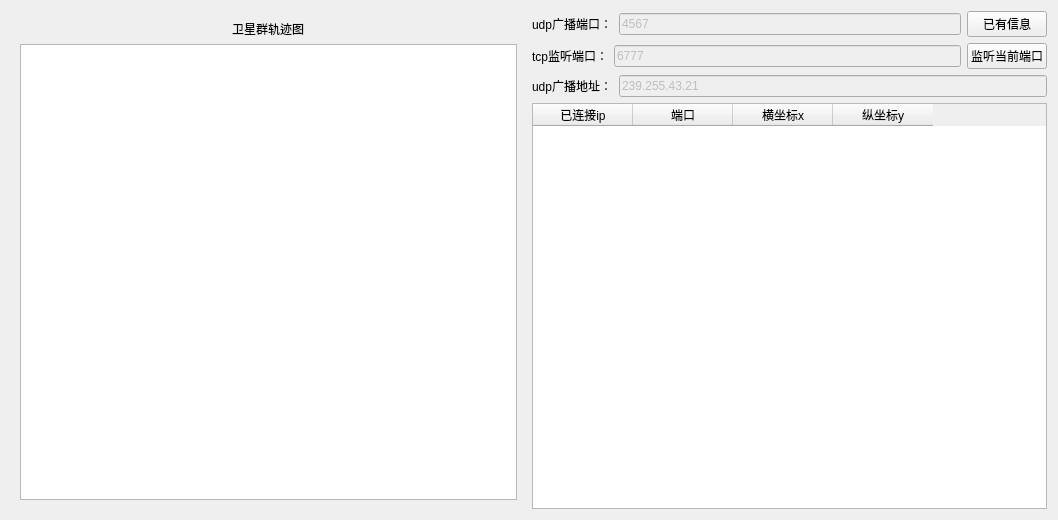
First picture: the form in server.ui, repository VictorySong/ls, before the edit.
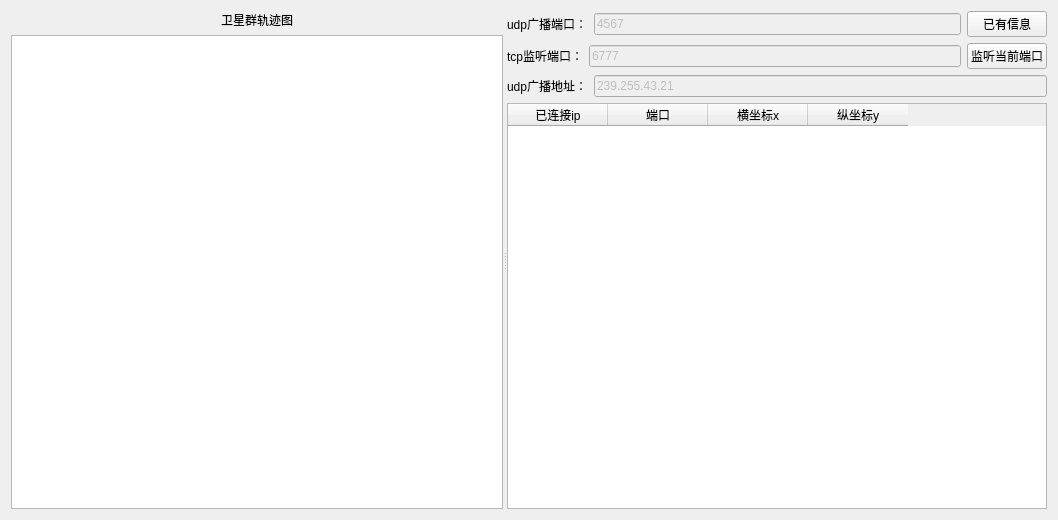
Second picture: the form after the edit.

Commit message: 优化server.ui的graphicsView的画图，能根据窗口的大小实时调整画布大小

Patch:
```diff
--- a/server.ui
+++ b/server.ui
@@ -13,8 +13,12 @@
   <property name="windowTitle">
    <string>Form</string>
   </property>
-  <layout class="QHBoxLayout" name="horizontalLayout_4">
+  <layout class="QVBoxLayout" name="verticalLayout_3">
    <item>
+    <widget class="QSplitter" name="splitter">
+     <property name="orientation">
+      <enum>Qt::Horizontal</enum>
+     </property>
     <widget class="QWidget" name="widget" native="true">
      <layout class="QVBoxLayout" name="verticalLayout_2">
       <item alignment="Qt::AlignHCenter">
@@ -29,8 +33,7 @@
       </item>
      </layout>
     </widget>
-   </item>
-   <item>
+     <widget class="QWidget" name="widget_2" native="true">
     <layout class="QVBoxLayout" name="verticalLayout">
      <item>
       <layout class="QHBoxLayout" name="horizontalLayout">
@@ -170,6 +173,8 @@
       </widget>
      </item>
     </layout>
+     </widget>
+    </widget>
    </item>
   </layout>
  </widget>
```
Lines whose indentation alone changed are shown as unchanged. The commit also changes 2 other files.
